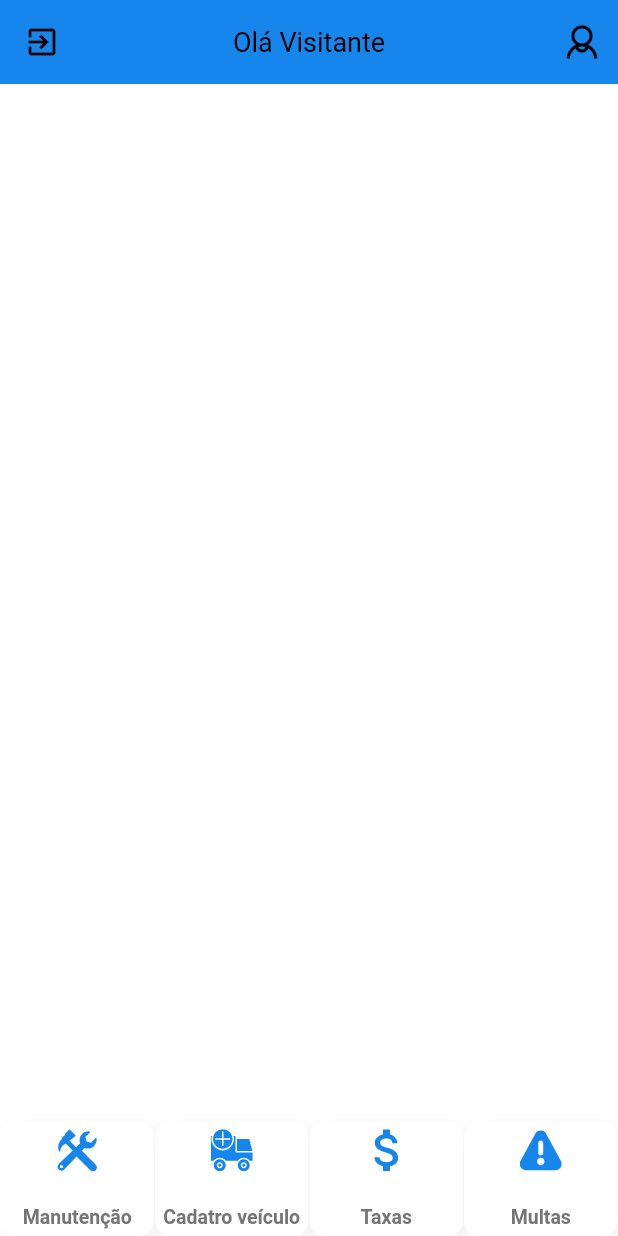
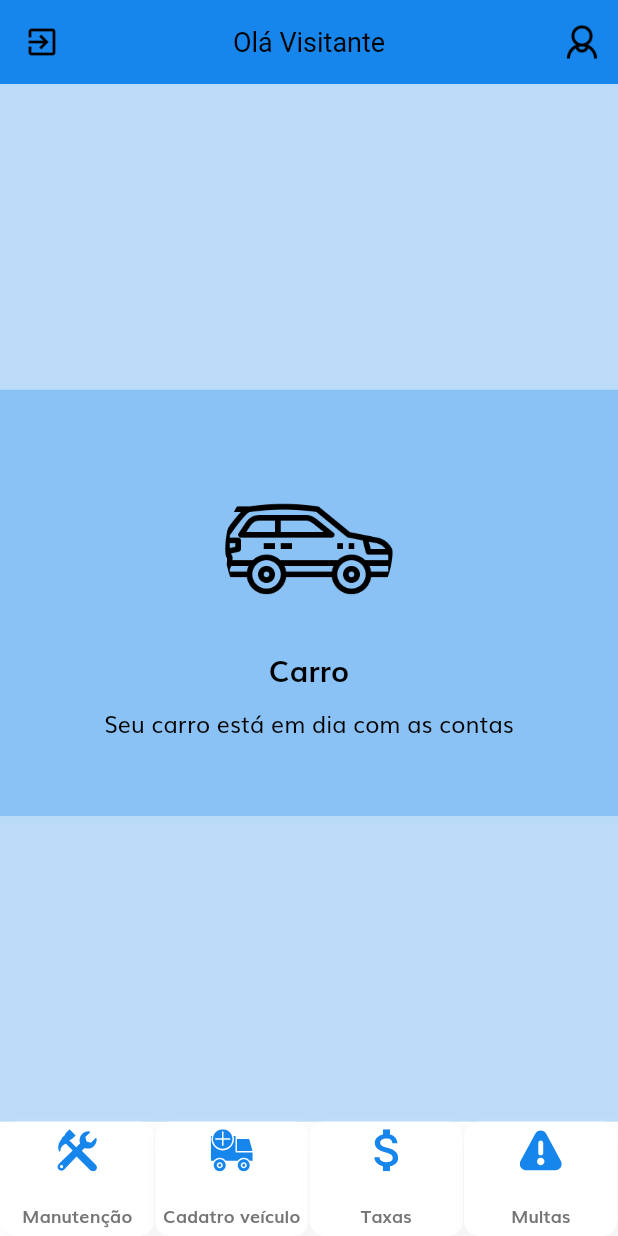
Before and after one commit to juliano-sc98/MinhaGaragem, a Flutter app: the HomeScreen screen opened directly, on a phone screen of 412 x 824 dp. Run offline on Flutter 3.47's test engine with Material 2 defaults, Android fonts, the phone set to English and light mode, and no system bars; our stand-ins replace flutter_svg.

Commit message:
Finalizando a Home_Page

```diff
--- a/lib/constants.dart
+++ b/lib/constants.dart
@@ -2,7 +2,7 @@ import 'package:flutter/material.dart';
 import 'size_config.dart';
 
 const kPrimaryColor = Color.fromARGB(255, 23, 134, 236);
-const kPrimaryLightColor = Color(0xFFFFECDF);
+const kPrimaryLightColor = Color.fromARGB(75, 23, 134, 236);
 const kPrimaryGradientColor = LinearGradient(
   begin: Alignment.topLeft,
   end: Alignment.bottomRight,
--- a/lib/screens/home/home_screen.dart
+++ b/lib/screens/home/home_screen.dart
@@ -17,6 +17,57 @@ class _HomeScreenState extends State<HomeScreen> {
     return Scaffold(
       key: _scaffoldKey,
       appBar: buildAppBar(),
+      body: Container(
+      color: kPrimaryLightColor,
+
+        child: Center(
+
+          child: Container(
+            color: kPrimaryLightColor,
+            width: MediaQuery.of(context).size.width,
+            height: getProportionateScreenHeight(280),
+
+            child: Column(
+              mainAxisAlignment: MainAxisAlignment.center,
+              children: <Widget>[
+                GestureDetector(
+                  child: Container(
+
+                    width: getProportionateScreenWidth(110),
+                    height: getProportionateScreenHeight(110),
+                    decoration: BoxDecoration(
+
+                      shape: BoxShape.circle,
+                      image: DecorationImage(
+                        image: AssetImage("assets/images/suv.png"),
+                          fit: BoxFit.cover
+                      ),
+                    ),
+                  ),
+
+                ),
+
+                Padding(padding: EdgeInsets.only(top: 10.0)),
+                Text("Carro", style: TextStyle(
+                    fontSize: getProportionateScreenWidth(18),
+                    color: Colors.black,
+                    fontWeight: FontWeight.bold,
+                  ),
+                ),
+
+                Padding(padding: EdgeInsets.only(bottom: 10.0)),
+                Text("Seu carro está em dia com as contas", style: TextStyle(
+                  fontSize: getProportionateScreenWidth(14),
+                  color: Colors.black,
+                  ),
+                ),
+
+              ],
+            ),
+          ),
+        ),
+      ),
+
       bottomNavigationBar: Container(
         color: Colors.white,
         child: Row(
@@ -58,6 +109,7 @@ class _HomeScreenState extends State<HomeScreen> {
           ],
         ),
       ),
+
     );
   }
 
@@ -98,9 +150,10 @@ class _HomeScreenState extends State<HomeScreen> {
                   ],
                 );
               }
-              );
+          );
         },
       ),
+
       title: Text(
         "Olá Visitante",
         style: TextStyle(color: Colors.black),
@@ -149,7 +202,7 @@ class NavItem extends StatelessWidget {
           Spacer(),
 
           Text(text,
-            style: TextStyle(fontSize: 13.0, fontWeight: FontWeight.bold),
+            style: TextStyle(fontSize: 12.0, fontWeight: FontWeight.bold),
           )
         ],
       ),
```
Also changed, not shown: pubspec.yaml (+22 -13 lines), assets/fonts/Muli-Bold.ttf (added), assets/fonts/Muli-BoldItalic.ttf (added), assets/fonts/Muli-ExtraLight.ttf (added), assets/fonts/Muli-ExtraLightItalic.ttf (added), assets/fonts/Muli-Italic.ttf (added), assets/fonts/Muli-Light.ttf (added), assets/fonts/Muli-LightItalic.ttf (added), assets/fonts/Muli-Semi-BoldItalic.ttf (added), assets/fonts/Muli-SemiBold.ttf (added), assets/fonts/Muli.ttf (added), assets/icons/car.svg (added), assets/icons/suv.svg (added), assets/images/carro.png (added), 3 more files, 22 other files.
